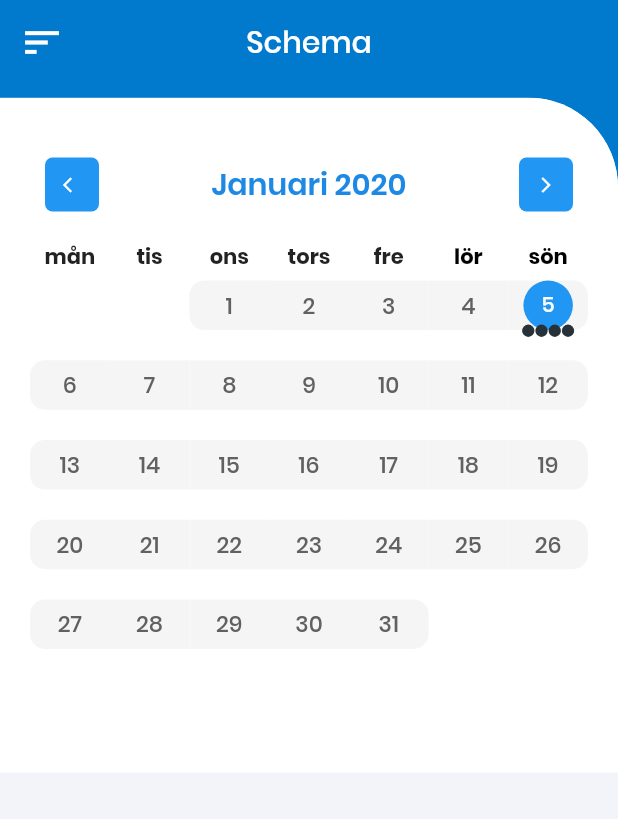
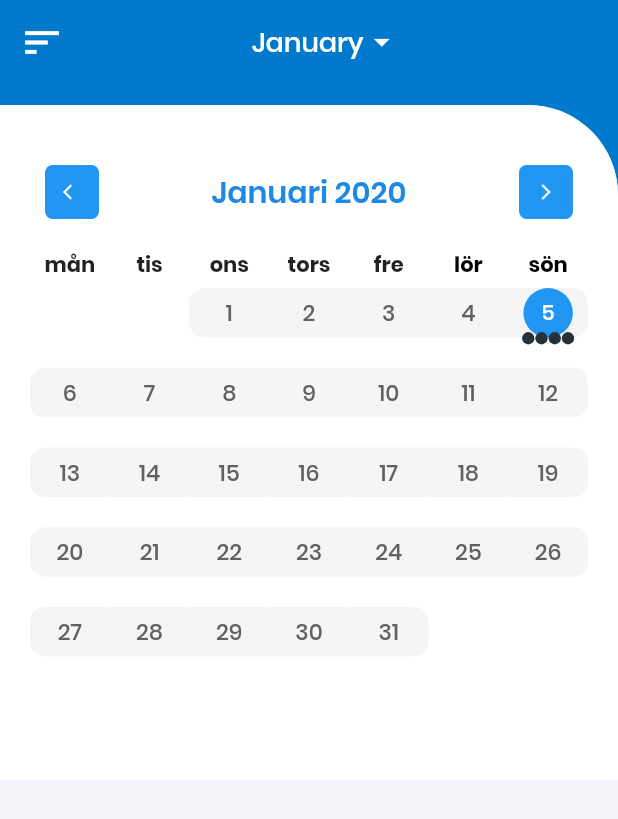
Before and after one commit to sdg85/timebuddy, a Flutter app: the screen it shows once a user with an empty profile is signed in, on a phone screen of 412 x 824 dp. Shown: the top 819 px of the screen. Run offline on Flutter 3.47's test engine with Material 2 defaults, Android fonts, the light colour scheme and no system bars; drawn by our look-alikes of table_calendar; our stand-ins replace email_validator, firebase_auth; accounts and stored records are empty.

Commit message:
improve funtionality for the appbar title.

```diff
--- a/lib/widgets/layout.dart
+++ b/lib/widgets/layout.dart
@@ -4,9 +4,11 @@ import 'package:timebuddy/widgets/in_progress_loader.dart';
 
 class Layout extends StatefulWidget {
   final String title;
+  final Widget appBarTitleWidget;
   final Widget child;
 
-  Layout({Key key, this.title, this.child}) : super(key: key);
+  Layout({Key key, this.title, this.appBarTitleWidget, this.child})
+      : super(key: key);
 
   @override
   _LayoutState createState() => _LayoutState();
@@ -26,8 +28,9 @@ class _LayoutState extends State<Layout> {
               key: _layoutKey,
               backgroundColor: Color(0xff017ACD),
               appBar: PreferredSize(
-                preferredSize: Size.fromHeight(65),
+                preferredSize: Size.fromHeight(70),
                 child: AppBar(
+                  titleSpacing: MediaQuery.of(context).size.width - 300,
                   leading: IconButton(
                     icon: Icon(
                       Icons.sort,
@@ -37,10 +40,9 @@ class _LayoutState extends State<Layout> {
                       _layoutKey.currentState.openDrawer();
                     },
                   ),
-                  centerTitle: true,
                   elevation: 0,
                   backgroundColor: Color(0xff017ACD),
-                  title: Text(widget.title),
+                  title: widget.appBarTitleWidget,
                 ),
               ),
               drawer: AppDrawer(
```
